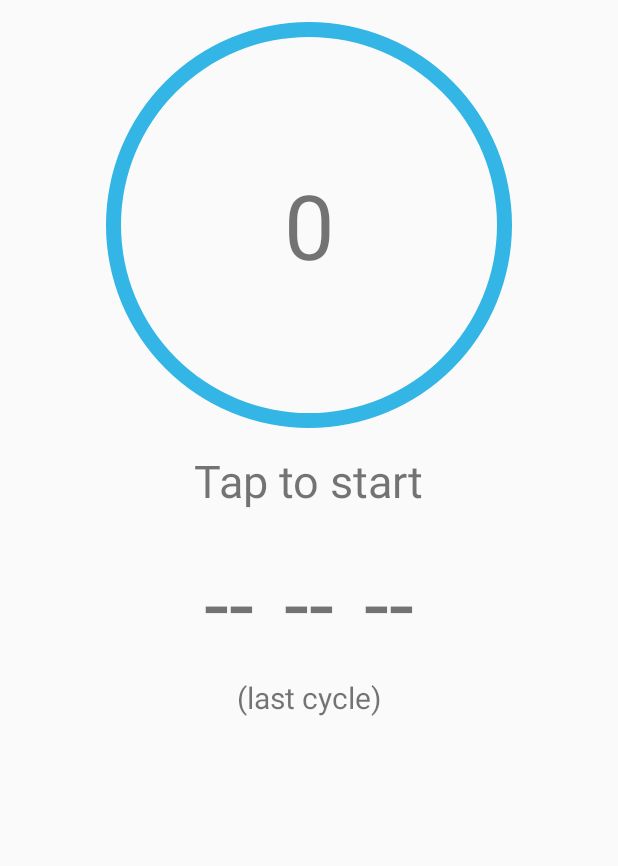
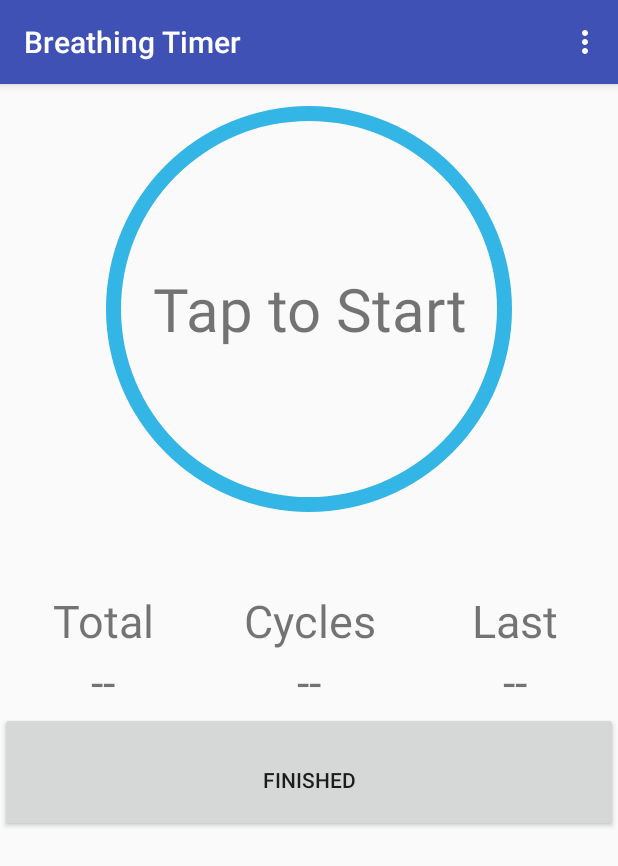
Before and after one commit to alextabo/BreathingTimer, an Android app: the screen it shows after launch (MainActivity), on a phone screen of 412 x 824 dp. Shown: the top 866 px of the screen. Run offline under Robolectric (Android 15) with nearby library versions, the phone set to English and light mode, and no system bars.

Commit message:
Finished adding main features on timer screen and added summary page. Now usable but ugly.

```diff
--- a/app/src/main/java/pw/tabony/breathingtimer/MainActivity.java
+++ b/app/src/main/java/pw/tabony/breathingtimer/MainActivity.java
@@ -1,78 +1,145 @@
 package pw.tabony.breathingtimer;
 
-import android.app.Activity;
 import android.os.Bundle;
 import android.os.Handler;
 import android.os.SystemClock;
+import android.support.v7.app.AppCompatActivity;
+import android.support.v7.widget.Toolbar;
+import android.view.Menu;
+import android.view.MenuItem;
 import android.view.View;
+import android.widget.Button;
 import android.widget.TextView;
 
-public class MainActivity extends Activity {
+import java.util.ArrayList;
 
-    String state = "init";
+public class MainActivity extends AppCompatActivity {
+
+    String nextState = "init";
+    int cycleNum = 0;
     long bTime = 0L;
     long rTime = 0L;
     long resetTime = 0L;
+    long totalTime = 0L;
+    Integer[] times = new Integer[3];
+    ArrayList<Integer[]> sessions = new ArrayList<>();
+
     private TextView time;
+    private TextView tTime;
     private TextView tip;
+    private TextView cycle;
+    private Button finished;
 
     private long startTime = 0L;
+    private long tstartTime = 0L;
 
-    private Handler customHandler = new Handler();
+    private Handler cycleHandler = new Handler();
+    private Handler timeHandler = new Handler();
 
     long timeInMilliseconds = 0L;
     long timeSwapBuff = 0L;
     long updatedTime = 0L;
 
+    long ttimeInMilliseconds = 0L;
+    long ttimeSwapBuff = 0L;
+    long tupdatedTime = 0L;
+    long longestRetTime = 0L;
+
     @Override
     public void onCreate(Bundle savedInstanceState) {
         super.onCreate(savedInstanceState);
-        setContentView(R.layout.content_main);
+        setContentView(R.layout.activity_main);
+        Toolbar toolbar = (Toolbar) findViewById(R.id.toolbar);
+        setSupportActionBar(toolbar);
 
         time = (TextView) findViewById(R.id.time);
+        cycle = (TextView) findViewById(R.id.cycle);
+        tTime = (TextView) findViewById(R.id.totalTime);
         tip = (TextView) findViewById(R.id.tip);
-
-        final TextView resetResult = (TextView) findViewById(R.id.resetResult);
         final TextView rResult = (TextView) findViewById(R.id.rResult);
-        final TextView bResult = (TextView) findViewById(R.id.bResult);
+        finished = (Button) findViewById(R.id.finished);
 
         time.setOnClickListener(new View.OnClickListener() {
             public void onClick(View view) {
-                if(state.equals("init")){
+                if(nextState.equals("init")){
+                    nextState = "breathing";
+                    time.setTextSize(40);
+                    time.setText("Breath");
+                    tip.setText("Tap when done");
                     startTime = SystemClock.uptimeMillis();
-                    customHandler.postDelayed(updateTimerThread, 0);
-                    state = "breathing";
-                    tip.setText("Breathing");
-                    if(rTime > 0) {
-                        resetTime = updatedTime;
-                        resetResult.setText("" + (resetTime / 1000) + "s");
-                        rResult.setText("" + (rTime / 1000) + "s");
-                        bResult.setText("" + (bTime / 1000) + "s");
+                    cycleHandler.postDelayed(updateTimerThread, 0);
+                    if (resetTime > 0){
+                        times[2] = (int) (long) (resetTime/1000);
+                        if (rTime > longestRetTime) longestRetTime = rTime;
+                    } else {
+                        tstartTime = SystemClock.uptimeMillis();
+                        timeHandler.postDelayed(updateTimerThread, 0);
                     }
-                } else if (state.equals("breathing")){
-                    bTime = updatedTime;
+                } else if (nextState.equals("breathing")){
+                    nextState = "reset";
+                    time.setTextSize(80);
+                    tip.setText("(retention)");
+                    times[0] = (int) (long) (updatedTime/1000);
                     startTime = SystemClock.uptimeMillis();
-                    customHandler.postDelayed(updateTimerThread, 0);
-                    tip.setText("Retention");
-                    state = "reset";
-                } else if (state.equals("reset")){
+                    cycleHandler.postDelayed(updateTimerThread, 0);
+                } else if (nextState.equals("reset")){
                     rTime = updatedTime;
                     startTime = SystemClock.uptimeMillis();
-                    customHandler.postDelayed(updateTimerThread, 0);
-                    tip.setText("Tap to Restart");
-                    state = "init";
+                    cycleHandler.postDelayed(updateTimerThread, 0);
+                    time.setTextSize(40);
+                    time.setText("Restart");
+                    tip.setText("Tap to restart");
+                    resetTime = updatedTime;
+                    times[1] = (int) (long) (updatedTime/1000);
+                    rResult.setText("" + times[1] + "s");
+                    cycleNum++;
+                    cycle.setText("" + cycleNum);
+                    nextState = "init";
                 } else {
                     //huh?
+                    tip.setText("Something wrong...");
                 }
-
-
-                //Pause
-                //timeSwapBuff += timeInMilliseconds;
-                //customHandler.removeCallbacks(updateTimerThread);
-
-
             }
         });
+        finished.setOnClickListener(new View.OnClickListener() {
+            public void onClick(View view) {
+                setContentView(R.layout.summary_main);
+
+                TextView sumTotalTime = (TextView) findViewById(R.id.sumTotalTime);
+                TextView sumCycles = (TextView) findViewById(R.id.sumCycles);
+                TextView sumLongestRetention = (TextView) findViewById(R.id.sumLongestRetention);
+
+                int tsecs = (int) (longestRetTime / 1000);
+                int tmins = tsecs / 60;
+                tsecs = tsecs % 60;
+                sumTotalTime.setText("" + tmins + ":" + String.format("%02d", tsecs));
+
+                sumCycles.setText("" + cycleNum);
+                int longest = 12;
+                sumLongestRetention.setText("" + longest);
+            }
+        });
+
+    }
+    @Override
+    public boolean onCreateOptionsMenu(Menu menu) {
+        // Inflate the menu; this adds items to the action bar if it is present.
+        getMenuInflater().inflate(R.menu.menu_main, menu);
+        return true;
+    }
+
+    @Override
+    public boolean onOptionsItemSelected(MenuItem item) {
+        // Handle action bar item clicks here. The action bar will
+        // automatically handle clicks on the Home/Up button, so long
+        // as you specify a parent activity in AndroidManifest.xml.
+        int id = item.getItemId();
+
+        //noinspection SimplifiableIfStatement
+        if (id == R.id.action_settings) {
+            return true;
+        }
+        return super.onOptionsItemSelected(item);
     }
 
     private Runnable updateTimerThread = new Runnable() {
@@ -85,8 +152,20 @@ public class MainActivity extends Activity {
             //int mins = secs / 60;
             //secs = secs % 60;
             int milliseconds = (int) (updatedTime % 1000);
-            time.setText("" + secs);
-            customHandler.postDelayed(this, 0);
+            if(nextState.equals("reset")) {
+                time.setText("" + secs);
+            }
+
+
+            ttimeInMilliseconds = SystemClock.uptimeMillis() - tstartTime;
+            tupdatedTime = ttimeSwapBuff + ttimeInMilliseconds;
+
+            int tsecs = (int) (tupdatedTime / 1000);
+            int tmins = tsecs / 60;
+            tsecs = tsecs % 60;
+            tTime.setText("" + tmins + ":" + String.format("%02d", tsecs));
+
+            cycleHandler.postDelayed(this, 0);
         }
 
     };
--- a/app/src/main/res/layout/activity_main.xml
+++ b/app/src/main/res/layout/activity_main.xml
@@ -5,7 +5,7 @@
     android:layout_width="match_parent"
     android:layout_height="match_parent"
     android:fitsSystemWindows="true"
-    tools:context="pw.tabony.breathingtimer.MainActivity">
+    tools:context="pw.tabony.myapplication.MainActivity">
 
     <android.support.design.widget.AppBarLayout
         android:layout_width="match_parent"
@@ -23,5 +23,4 @@
 
     <include layout="@layout/content_main" />
 
-
 </android.support.design.widget.CoordinatorLayout>
--- a/app/src/main/res/layout/content_main.xml
+++ b/app/src/main/res/layout/content_main.xml
@@ -15,52 +15,83 @@
         android:background="@drawable/circle"
         android:layout_height="300dp"
         android:layout_width="300dp"
-        android:onClick="timerClick"
         android:clickable="true"
         android:gravity="center"
-        android:textSize="60sp"
+        android:textSize="40sp"
         android:text="@string/initTime"  />
     <TextView
         android:id="@+id/tip"
         android:layout_width="wrap_content"
         android:layout_height="wrap_content"
-        android:textSize="30sp"
-        android:text="@string/initTip" />
+        android:textSize="20dp" />
     <LinearLayout xmlns:android="http://schemas.android.com/apk/res/android"
         xmlns:app="http://schemas.android.com/apk/res-auto"
         xmlns:tools="http://schemas.android.com/tools"
-        android:gravity="center_horizontal"
+        android:layout_width="match_parent"
+        android:layout_height="wrap_content"
+        android:orientation="horizontal"
+        android:layout_marginTop="10dp" >
+        <TextView
+            android:layout_width="0dp"
+            android:layout_weight="1"
+            android:layout_height="wrap_content"
+            android:textSize="30dp"
+            android:gravity="center"
+            android:text="Total" />
+        <TextView
+            android:layout_width="0dp"
+            android:layout_weight="1"
+            android:layout_height="wrap_content"
+            android:textSize="30dp"
+            android:gravity="center"
+            android:text="Cycles" />
+        <TextView
+            android:layout_width="0dp"
+            android:layout_weight="1"
+            android:layout_height="wrap_content"
+            android:gravity="center"
+            android:textSize="30sp"
+            android:text="@string/lastCycle" />
+    </LinearLayout>
+    <LinearLayout xmlns:android="http://schemas.android.com/apk/res/android"
+        xmlns:app="http://schemas.android.com/apk/res-auto"
+        xmlns:tools="http://schemas.android.com/tools"
         android:layout_width="match_parent"
         android:layout_height="wrap_content"
         android:orientation="horizontal" >
         <TextView
-            android:id="@+id/bResult"
-            android:paddingTop="20dp"
-            android:layout_width="wrap_content"
+            android:id="@+id/totalTime"
+            android:layout_width="0dp"
+            android:layout_weight="1"
             android:layout_height="wrap_content"
-            android:textSize="60sp"
+            android:gravity="center"
+            android:textSize="30sp"
+            android:text="@string/blank" />
+        <TextView
+            android:id="@+id/cycle"
+            android:layout_width="0dp"
+            android:layout_weight="1"
+            android:layout_height="wrap_content"
+            android:gravity="center"
+            android:textSize="30sp"
             android:text="@string/blank" />
         <TextView
             android:id="@+id/rResult"
-            android:paddingTop="20dp"
-            android:layout_width="wrap_content"
+            android:layout_width="0dp"
+            android:layout_weight="1"
             android:layout_height="wrap_content"
-            android:textSize="60sp"
-            android:text="@string/blank"
-            android:paddingLeft="20dp" />
-        <TextView
-            android:id="@+id/resetResult"
-            android:paddingTop="20dp"
-            android:layout_width="wrap_content"
-            android:layout_height="wrap_content"
-            android:textSize="60sp"
-            android:text="@string/blank"
-            android:paddingLeft="20dp" />
+            android:gravity="center"
+            android:textSize="30sp"
+            android:text="@string/blank" />
     </LinearLayout>
-    <TextView
-        android:paddingTop="10dp"
-        android:layout_width="wrap_content"
-        android:layout_height="wrap_content"
-        android:textSize="20sp"
-        android:text="@string/lastCycle" />
+    <RelativeLayout
+        android:layout_width="match_parent"
+        android:layout_height="match_parent">
+        <Button
+            android:id="@+id/finished"
+            android:layout_width="fill_parent"
+            android:layout_height="80sp"
+            android:text="@string/finishedButton"
+            android:paddingTop="20dp"  />
+    </RelativeLayout>
 </LinearLayout>
--- a/app/src/main/res/values/strings.xml
+++ b/app/src/main/res/values/strings.xml
@@ -1,8 +1,9 @@
 <resources>
     <string name="app_name">Breathing Timer</string>
     <string name="action_settings">Settings</string>
-    <string name="initTip">Tap to start</string>
-    <string name="initTime">0</string>
+    <string name="initTip"> </string>
+    <string name="initTime">Tap to Start</string>
     <string name="blank">--</string>
-    <string name="lastCycle">(last cycle)</string>
+    <string name="lastCycle">Last</string>
+    <string name="finishedButton">Finished</string>
 </resources>
```
Also changed, not shown: app/src/main/res/layout/summary_main.xml (added, +63 -0 lines), app/src/main/res/menu/menu_main.xml (line endings or trailing spaces).
